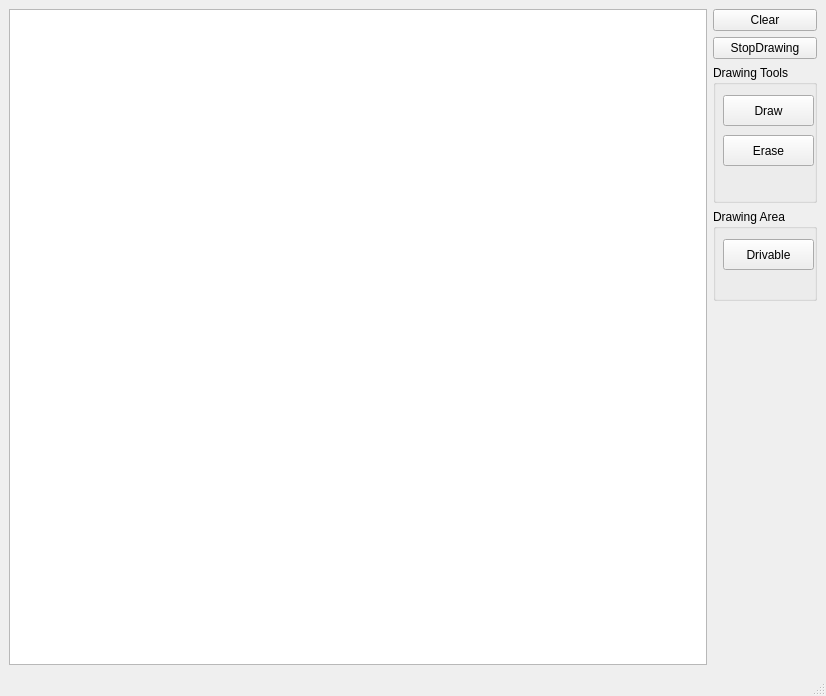
Before: the Qt Designer form include/ui/resources/ui_main_window.ui in Toiner33/PathPlanningLab, drawn with Qt 5.
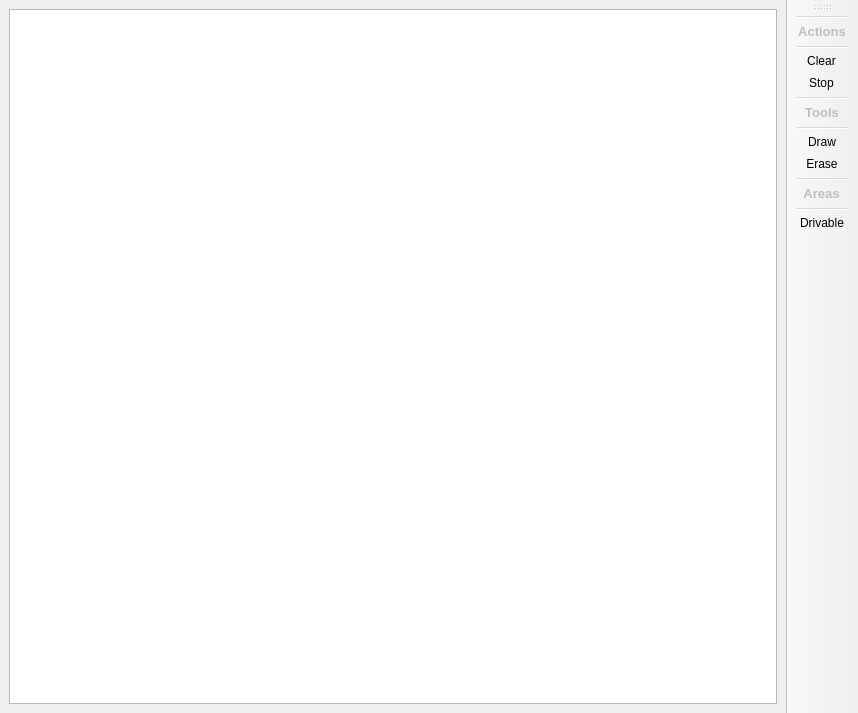
After: the same form once the commit is applied.

Commit message: Refactor buttons on the main window for buttons on the toolbar

```diff
--- a/include/ui/resources/ui_main_window.ui
+++ b/include/ui/resources/ui_main_window.ui
@@ -6,8 +6,8 @@
    <rect>
     <x>0</x>
     <y>0</y>
-    <width>826</width>
-    <height>696</height>
+    <width>858</width>
+    <height>713</height>
    </rect>
   </property>
   <property name="windowTitle">
@@ -18,7 +18,7 @@
   </property>
   <widget class="QWidget" name="centralwidget">
    <layout class="QGridLayout" name="gridLayout">
-    <item row="0" column="0" rowspan="14">
+    <item row="0" column="0" rowspan="6">
      <widget class="QGraphicsView" name="graphicsView">
       <property name="mouseTracking">
        <bool>true</bool>
@@ -31,119 +31,149 @@
       </property>
      </widget>
     </item>
-    <item row="0" column="1">
-     <widget class="QPushButton" name="sceneClearBt">
-      <property name="focusPolicy">
-       <enum>Qt::NoFocus</enum>
-      </property>
-      <property name="text">
-       <string>Clear</string>
-      </property>
-     </widget>
-    </item>
-    <item row="1" column="1">
-     <widget class="QPushButton" name="stopDrawingBt">
-      <property name="focusPolicy">
-       <enum>Qt::NoFocus</enum>
-      </property>
-      <property name="text">
-       <string>StopDrawing</string>
-      </property>
-     </widget>
-    </item>
-    <item row="2" column="1" rowspan="3">
-     <widget class="QGroupBox" name="drawingToolsBox">
-      <property name="title">
-       <string>Drawing Tools</string>
-      </property>
-      <widget class="QPushButton" name="eraseBt">
-       <property name="geometry">
-        <rect>
-         <x>10</x>
-         <y>70</y>
-         <width>91</width>
-         <height>31</height>
-        </rect>
-       </property>
-       <property name="focusPolicy">
-        <enum>Qt::NoFocus</enum>
-       </property>
-       <property name="text">
-        <string>Erase</string>
-       </property>
-       <property name="checkable">
-        <bool>true</bool>
-       </property>
-       <property name="checked">
-        <bool>false</bool>
-       </property>
-      </widget>
-      <widget class="QPushButton" name="drawBt">
-       <property name="geometry">
-        <rect>
-         <x>10</x>
-         <y>30</y>
-         <width>91</width>
-         <height>31</height>
-        </rect>
-       </property>
-       <property name="focusPolicy">
-        <enum>Qt::NoFocus</enum>
-       </property>
-       <property name="text">
-        <string>Draw</string>
-       </property>
-       <property name="checkable">
-        <bool>true</bool>
-       </property>
-       <property name="checked">
-        <bool>false</bool>
-       </property>
-      </widget>
-     </widget>
-    </item>
-    <item row="5" column="1" rowspan="2">
-     <widget class="QGroupBox" name="drawingAreaBox">
-      <property name="title">
-       <string>Drawing Area</string>
-      </property>
-      <widget class="QPushButton" name="drivableBt">
-       <property name="geometry">
-        <rect>
-         <x>10</x>
-         <y>30</y>
-         <width>91</width>
-         <height>31</height>
-        </rect>
-       </property>
-       <property name="focusPolicy">
-        <enum>Qt::NoFocus</enum>
-       </property>
-       <property name="text">
-        <string>Drivable</string>
-       </property>
-       <property name="checkable">
-        <bool>true</bool>
-       </property>
-       <property name="checked">
-        <bool>false</bool>
-       </property>
-      </widget>
-     </widget>
-    </item>
    </layout>
   </widget>
-  <widget class="QMenuBar" name="menubar">
-   <property name="geometry">
-    <rect>
-     <x>0</x>
-     <y>0</y>
-     <width>826</width>
-     <height>20</height>
-    </rect>
+  <widget class="QToolBar" name="toolBar">
+   <property name="sizePolicy">
+    <sizepolicy hsizetype="Fixed" vsizetype="Preferred">
+     <horstretch>0</horstretch>
+     <verstretch>0</verstretch>
+    </sizepolicy>
    </property>
+   <property name="windowTitle">
+    <string>toolBar</string>
+   </property>
+   <attribute name="toolBarArea">
+    <enum>RightToolBarArea</enum>
+   </attribute>
+   <attribute name="toolBarBreak">
+    <bool>false</bool>
+   </attribute>
+   <addaction name="separator"/>
+   <addaction name="actionActions"/>
+   <addaction name="separator"/>
+   <addaction name="actionClear"/>
+   <addaction name="actionStop"/>
+   <addaction name="separator"/>
+   <addaction name="actionTools"/>
+   <addaction name="separator"/>
+   <addaction name="actionDraw"/>
+   <addaction name="actionErase"/>
+   <addaction name="separator"/>
+   <addaction name="actionAreas"/>
+   <addaction name="separator"/>
+   <addaction name="actionDrivable"/>
   </widget>
-  <widget class="QStatusBar" name="statusbar"/>
+  <action name="actionDraw">
+   <property name="checkable">
+    <bool>true</bool>
+   </property>
+   <property name="checked">
+    <bool>false</bool>
+   </property>
+   <property name="text">
+    <string>Draw</string>
+   </property>
+   <property name="toolTip">
+    <string>Use this tool for drawing</string>
+   </property>
+  </action>
+  <action name="actionErase">
+   <property name="checkable">
+    <bool>true</bool>
+   </property>
+   <property name="checked">
+    <bool>false</bool>
+   </property>
+   <property name="text">
+    <string>Erase</string>
+   </property>
+   <property name="toolTip">
+    <string>Use this tool to erase</string>
+   </property>
+  </action>
+  <action name="actionTools">
+   <property name="enabled">
+    <bool>false</bool>
+   </property>
+   <property name="text">
+    <string>Tools   </string>
+   </property>
+   <property name="toolTip">
+    <string>This are the tool options</string>
+   </property>
+   <property name="font">
+    <font>
+     <pointsize>10</pointsize>
+     <weight>75</weight>
+     <bold>true</bold>
+     <kerning>true</kerning>
+    </font>
+   </property>
+  </action>
+  <action name="actionAreas">
+   <property name="enabled">
+    <bool>false</bool>
+   </property>
+   <property name="text">
+    <string>Areas</string>
+   </property>
+   <property name="toolTip">
+    <string>These are the possilble areas you can draw</string>
+   </property>
+   <property name="font">
+    <font>
+     <pointsize>10</pointsize>
+     <weight>75</weight>
+     <bold>true</bold>
+    </font>
+   </property>
+  </action>
+  <action name="actionDrivable">
+   <property name="checkable">
+    <bool>true</bool>
+   </property>
+   <property name="text">
+    <string>Drivable</string>
+   </property>
+   <property name="toolTip">
+    <string>This is the most basic area where a path can be found</string>
+   </property>
+  </action>
+  <action name="actionActions">
+   <property name="enabled">
+    <bool>false</bool>
+   </property>
+   <property name="text">
+    <string>Actions</string>
+   </property>
+   <property name="toolTip">
+    <string>Actions to interact with the whole scene</string>
+   </property>
+   <property name="font">
+    <font>
+     <pointsize>10</pointsize>
+     <weight>75</weight>
+     <bold>true</bold>
+    </font>
+   </property>
+  </action>
+  <action name="actionClear">
+   <property name="text">
+    <string>Clear</string>
+   </property>
+   <property name="toolTip">
+    <string>Clear all drawings from the scene</string>
+   </property>
+  </action>
+  <action name="actionStop">
+   <property name="text">
+    <string>Stop</string>
+   </property>
+   <property name="toolTip">
+    <string>Stop drawing</string>
+   </property>
+  </action>
  </widget>
  <resources/>
  <connections/>
```
The commit also changes 3 other files.
